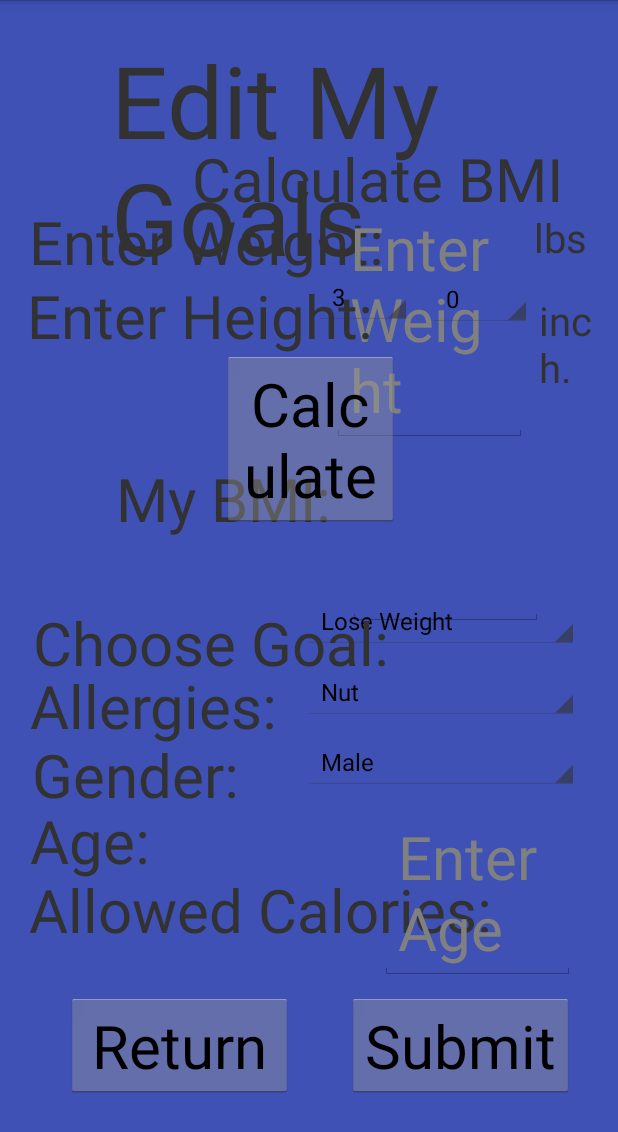
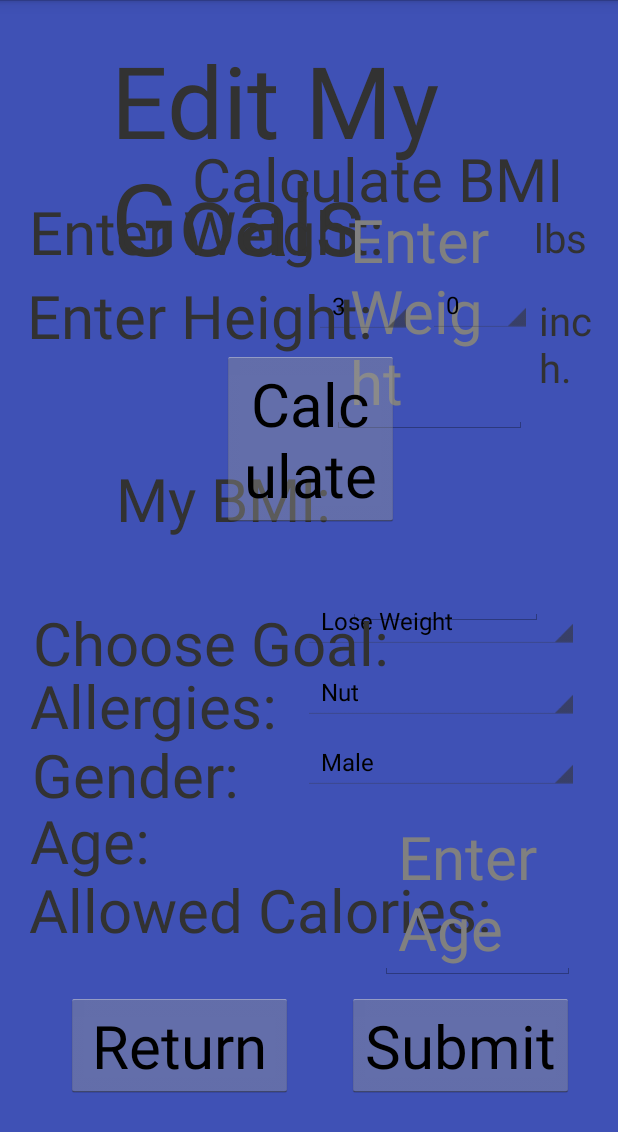
Before and after one commit to JasmineRobbie/Senior-Design-Deal-A-Meal, an Android app: the EditMyGoals screen opened directly, with no data from a screen before it, on a phone screen of 412 x 824 dp. Shown: the top 1132 px of the screen. Run offline under Robolectric (Android 15) with nearby library versions, the phone set to English and light mode, and no system bars.

```diff
--- a/app/src/main/res/layout/edit_my_goals.xml
+++ b/app/src/main/res/layout/edit_my_goals.xml
@@ -209,7 +209,7 @@
         android:layout_alignParentTop="true"
         android:layout_marginStart="19dp"
         android:layout_marginLeft="19dp"
-        android:layout_marginTop="134dp"
+        android:layout_marginTop="127dp"
         android:text="Enter Weight:"
         android:textSize="60px" />
 
@@ -222,7 +222,7 @@
         android:layout_alignParentTop="true"
         android:layout_marginStart="221dp"
         android:layout_marginLeft="221dp"
-        android:layout_marginTop="131dp"
+        android:layout_marginTop="126dp"
         android:hint="Enter Weight"
         android:textSize="60px" />
 
@@ -274,7 +274,7 @@
         android:layout_alignParentTop="true"
         android:layout_marginStart="209dp"
         android:layout_marginLeft="209dp"
-        android:layout_marginTop="180dp" />
+        android:layout_marginTop="186dp" />
 
     <Spinner
         android:id="@+id/myHeightInchesInput"
@@ -285,7 +285,7 @@
         android:layout_alignParentTop="true"
         android:layout_marginStart="285dp"
         android:layout_marginLeft="285dp"
-        android:layout_marginTop="181dp" />
+        android:layout_marginTop="185dp" />
 
     <Button
         android:id="@+id/calculateBMIbtn"
```
